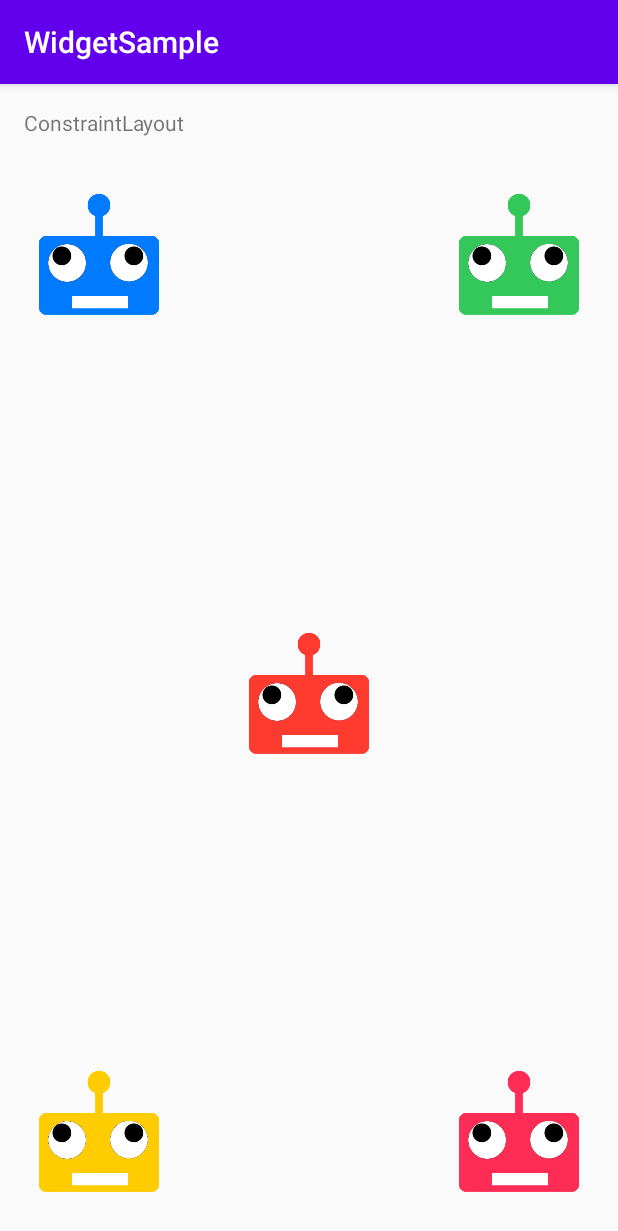
After one commit to adventam10/WidgetSample, an Android app: the ConstraintLayoutActivity screen opened directly, with no data from a screen before it, on a phone screen of 412 x 824 dp. The commit adds this screen. Shown: the top 1231 px of the screen. Run offline under Robolectric (Android 15) with nearby library versions, the phone set to English and light mode, and no system bars.

Commit message:
Add ConstraintLayout

```diff
--- a/WidgetSample/app/src/main/AndroidManifest.xml
+++ b/WidgetSample/app/src/main/AndroidManifest.xml
@@ -11,7 +11,8 @@
         android:roundIcon="@mipmap/ic_launcher_round"
         android:supportsRtl="true"
         android:theme="@style/AppTheme">
-        <activity android:name=".GridLayoutActivity"></activity>
+        <activity android:name=".ConstraintLayoutActivity"></activity>
+        <activity android:name=".GridLayoutActivity" />
         <activity android:name=".TableLayoutActivity" />
         <activity android:name=".FrameLayoutActivity" />
         <activity android:name=".RelativeLayoutActivity" />
--- /dev/null
+++ b/WidgetSample/app/src/main/java/com/example/widgetsample/ConstraintLayoutActivity.kt
@@ -0,0 +1,12 @@
+package com.example.widgetsample
+
+import androidx.appcompat.app.AppCompatActivity
+import android.os.Bundle
+
+class ConstraintLayoutActivity : AppCompatActivity() {
+
+    override fun onCreate(savedInstanceState: Bundle?) {
+        super.onCreate(savedInstanceState)
+        setContentView(R.layout.activity_constraint_layout)
+    }
+}
--- a/WidgetSample/app/src/main/java/com/example/widgetsample/MainActivity.kt
+++ b/WidgetSample/app/src/main/java/com/example/widgetsample/MainActivity.kt
@@ -19,7 +19,7 @@ class MainActivity : AppCompatActivity() {
         val listView = findViewById<ListView>(R.id.list)
         val list = listOf("Texts", "EditTexts", "Buttons", "WebView", "VideoView", "CalendarView",
             "Widgets", "ContainerSpecialTags", "Containers", "RecyclerView", "ViewPager", "GridView",
-            "LinearLayout", "RelativeLayout", "FrameLayout", "TableLayout", "GridLayout")
+            "LinearLayout", "RelativeLayout", "FrameLayout", "TableLayout", "GridLayout", "ConstraintLayout")
         val adapter = ArrayAdapter(this, android.R.layout.simple_list_item_1, list)
         listView.adapter = adapter
 
@@ -43,6 +43,7 @@ class MainActivity : AppCompatActivity() {
                 Menu.FrameLayout -> Intent(this, FrameLayoutActivity::class.java)
                 Menu.TableLayout -> Intent(this, TableLayoutActivity::class.java)
                 Menu.GridLayout -> Intent(this, GridLayoutActivity::class.java)
+                Menu.ConstraintLayout -> Intent(this, ConstraintLayoutActivity::class.java)
             }
 
             startActivity(intent)
@@ -53,5 +54,5 @@ class MainActivity : AppCompatActivity() {
 enum class Menu {
     Texts, EditTexts, Buttons, WebView, VideoView, CalendarView, Widgets,
     ContainerSpecialTags, Containers, RecyclerView, ViewPager, GridView,
-    LinearLayout, RelativeLayout, FrameLayout, TableLayout, GridLayout;
+    LinearLayout, RelativeLayout, FrameLayout, TableLayout, GridLayout, ConstraintLayout;
 }
--- /dev/null
+++ b/WidgetSample/app/src/main/res/layout/activity_constraint_layout.xml
@@ -0,0 +1,97 @@
+<?xml version="1.0" encoding="utf-8"?>
+<androidx.constraintlayout.widget.ConstraintLayout xmlns:android="http://schemas.android.com/apk/res/android"
+    xmlns:app="http://schemas.android.com/apk/res-auto"
+    xmlns:tools="http://schemas.android.com/tools"
+    android:layout_width="match_parent"
+    android:layout_height="match_parent"
+    tools:context=".ConstraintLayoutActivity">
+
+    <LinearLayout
+        android:layout_width="match_parent"
+        android:layout_height="match_parent"
+        android:orientation="vertical">
+
+        <TextView
+            android:layout_width="match_parent"
+            android:layout_height="wrap_content"
+            android:layout_margin="16dp"
+            android:text="ConstraintLayout" />
+
+        <androidx.constraintlayout.widget.ConstraintLayout
+            android:layout_width="match_parent"
+            android:layout_height="match_parent"
+            android:layout_weight="1">
+
+            <androidx.constraintlayout.widget.Guideline
+                android:id="@+id/guideline_start"
+                android:layout_width="wrap_content"
+                android:layout_height="wrap_content"
+                android:orientation="vertical"
+                app:layout_constraintGuide_begin="16dp" />
+
+            <androidx.constraintlayout.widget.Guideline
+                android:id="@+id/guideline_end"
+                android:layout_width="wrap_content"
+                android:layout_height="wrap_content"
+                android:orientation="vertical"
+                app:layout_constraintGuide_end="16dp" />
+
+            <androidx.constraintlayout.widget.Guideline
+                android:id="@+id/guideline_top"
+                android:layout_width="wrap_content"
+                android:layout_height="wrap_content"
+                android:orientation="horizontal"
+                app:layout_constraintGuide_begin="16dp" />
+
+            <androidx.constraintlayout.widget.Guideline
+                android:id="@+id/guideline_bottom"
+                android:layout_width="wrap_content"
+                android:layout_height="wrap_content"
+                android:orientation="horizontal"
+                app:layout_constraintGuide_end="16dp" />
+
+            <ImageView
+                android:id="@+id/image_red"
+                android:layout_width="100dp"
+                android:layout_height="100dp"
+                app:layout_constraintStart_toStartOf="parent"
+                app:layout_constraintEnd_toEndOf="parent"
+                app:layout_constraintTop_toTopOf="parent"
+                app:layout_constraintBottom_toBottomOf="parent"
+                app:srcCompat="@drawable/botman_red" />
+
+            <ImageView
+                android:id="@+id/image_blue"
+                android:layout_width="100dp"
+                android:layout_height="100dp"
+                app:layout_constraintStart_toStartOf="@id/guideline_start"
+                app:layout_constraintTop_toTopOf="@id/guideline_top"
+                app:srcCompat="@drawable/botman_blue"/>
+
+            <ImageView
+                android:id="@+id/image_green"
+                android:layout_width="100dp"
+                android:layout_height="100dp"
+                app:layout_constraintTop_toTopOf="@+id/guideline_top"
+                app:layout_constraintEnd_toEndOf="@id/guideline_end"
+                app:srcCompat="@drawable/botman_green"/>
+
+            <ImageView
+                android:id="@+id/image_yellow"
+                android:layout_width="100dp"
+                android:layout_height="100dp"
+                app:layout_constraintStart_toStartOf="@id/guideline_start"
+                app:layout_constraintBottom_toBottomOf="@id/guideline_bottom"
+                app:srcCompat="@drawable/botman_yellow"/>
+
+            <ImageView
+                android:id="@+id/image_pink"
+                android:layout_width="100dp"
+                android:layout_height="100dp"
+                app:layout_constraintEnd_toEndOf="@id/guideline_end"
+                app:layout_constraintBottom_toBottomOf="@id/guideline_bottom"
+                app:srcCompat="@drawable/botman_pink"/>
+        </androidx.constraintlayout.widget.ConstraintLayout>
+    </LinearLayout>
+
+</androidx.constraintlayout.widget.ConstraintLayout>
--- a/WidgetSample/app/src/main/res/layout/activity_frame_layout.xml
+++ b/WidgetSample/app/src/main/res/layout/activity_frame_layout.xml
@@ -89,6 +89,6 @@
                 android:layout_marginBottom="40dp"
                 android:background="#8e8e93"/>
         </FrameLayout>
-    </LinearLayout>>
+    </LinearLayout>
 
 </androidx.constraintlayout.widget.ConstraintLayout>
--- a/WidgetSample/app/src/main/res/layout/activity_grid_layout.xml
+++ b/WidgetSample/app/src/main/res/layout/activity_grid_layout.xml
@@ -176,6 +176,6 @@
                 android:layout_rowWeight="1"
                 android:text="="/>
         </GridLayout>
-    </LinearLayout>>
+    </LinearLayout>
 
 </androidx.constraintlayout.widget.ConstraintLayout>
--- a/WidgetSample/app/src/main/res/layout/activity_relative_layout.xml
+++ b/WidgetSample/app/src/main/res/layout/activity_relative_layout.xml
@@ -65,5 +65,5 @@
                 android:layout_alignEnd="@id/image_green"
                 app:srcCompat="@drawable/botman_pink"/>
         </RelativeLayout>
-    </LinearLayout>>
+    </LinearLayout>
 </androidx.constraintlayout.widget.ConstraintLayout>
```
